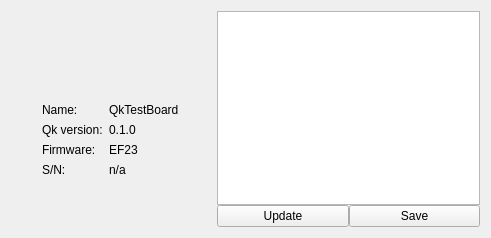
Before: the Qt Designer form gui/boardpanel.ui in QkThings/qkdaemon_old, drawn with Qt 5.
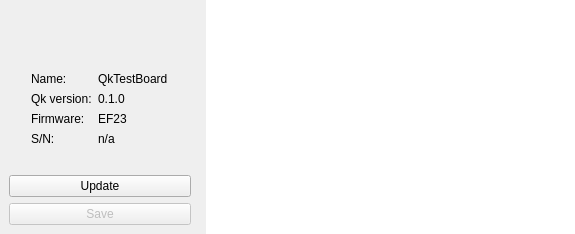
After: the same form once the commit is applied. Icons and pictures are not drawn. Custom widgets are drawn as their Qt base class.

```diff
--- a/gui/boardpanel.ui
+++ b/gui/boardpanel.ui
@@ -6,8 +6,8 @@
    <rect>
     <x>0</x>
     <y>0</y>
-    <width>491</width>
-    <height>238</height>
+    <width>575</width>
+    <height>234</height>
    </rect>
   </property>
   <property name="windowTitle">
@@ -24,6 +24,18 @@
 }</string>
   </property>
   <layout class="QHBoxLayout" name="horizontalLayout_4">
+   <property name="leftMargin">
+    <number>0</number>
+   </property>
+   <property name="topMargin">
+    <number>0</number>
+   </property>
+   <property name="rightMargin">
+    <number>0</number>
+   </property>
+   <property name="bottomMargin">
+    <number>0</number>
+   </property>
    <item>
     <widget class="QWidget" name="widget" native="true">
      <property name="minimumSize">
@@ -220,6 +232,26 @@
           </property>
          </spacer>
         </item>
+        <item>
+         <widget class="QPushButton" name="button_update">
+          <property name="text">
+           <string>Update</string>
+          </property>
+          <property name="flat">
+           <bool>false</bool>
+          </property>
+         </widget>
+        </item>
+        <item>
+         <widget class="QPushButton" name="button_save">
+          <property name="enabled">
+           <bool>false</bool>
+          </property>
+          <property name="text">
+           <string>Save</string>
+          </property>
+         </widget>
+        </item>
        </layout>
       </item>
      </layout>
@@ -232,6 +264,9 @@
      </property>
      <item>
       <widget class="CPropertyBrowser" name="browser">
+       <property name="frameShape">
+        <enum>QFrame::NoFrame</enum>
+       </property>
        <property name="alternatingRowColors">
         <bool>false</bool>
        </property>
@@ -265,22 +300,7 @@
       </widget>
      </item>
      <item>
-      <layout class="QHBoxLayout" name="horizontalLayout_3">
-       <item>
-        <widget class="QPushButton" name="button_update">
-         <property name="text">
-          <string>Update</string>
-         </property>
-        </widget>
-       </item>
-       <item>
-        <widget class="QPushButton" name="button_save">
-         <property name="text">
-          <string>Save</string>
-         </property>
-        </widget>
-       </item>
-      </layout>
+      <layout class="QHBoxLayout" name="horizontalLayout_3"/>
      </item>
     </layout>
    </item>
```
Left out of the diff: 3 changed lines with no effect on the pictures.
